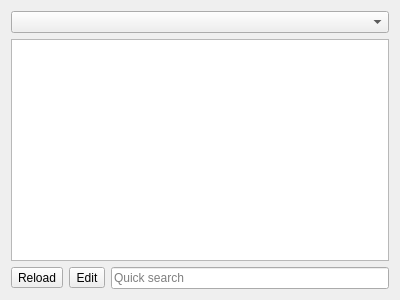
Before: the Qt Designer form lotwidget.ui in Kuszki/MultimapAWZ, drawn with Qt 5.
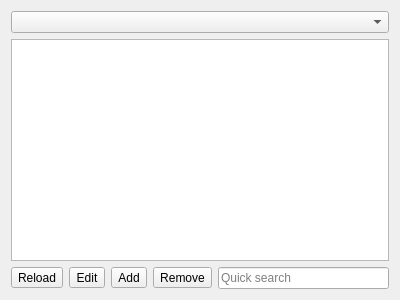
After: the same form once the commit is applied. Icons and pictures are not drawn.

```diff
--- a/lotwidget.ui
+++ b/lotwidget.ui
@@ -58,6 +58,28 @@
        </property>
       </widget>
      </item>
+     <item>
+      <widget class="QToolButton" name="addButton">
+       <property name="text">
+        <string>Add</string>
+       </property>
+       <property name="icon">
+        <iconset theme="list-add">
+         <normaloff>.</normaloff>.</iconset>
+       </property>
+      </widget>
+     </item>
+     <item>
+      <widget class="QToolButton" name="remButton">
+       <property name="text">
+        <string>Remove</string>
+       </property>
+       <property name="icon">
+        <iconset theme="list-remove">
+         <normaloff>.</normaloff>.</iconset>
+       </property>
+      </widget>
+     </item>
      <item>
       <widget class="QLineEdit" name="searchEdit">
        <property name="placeholderText">
```
Left out of the diff: 53 changed lines with no effect on the pictures.
